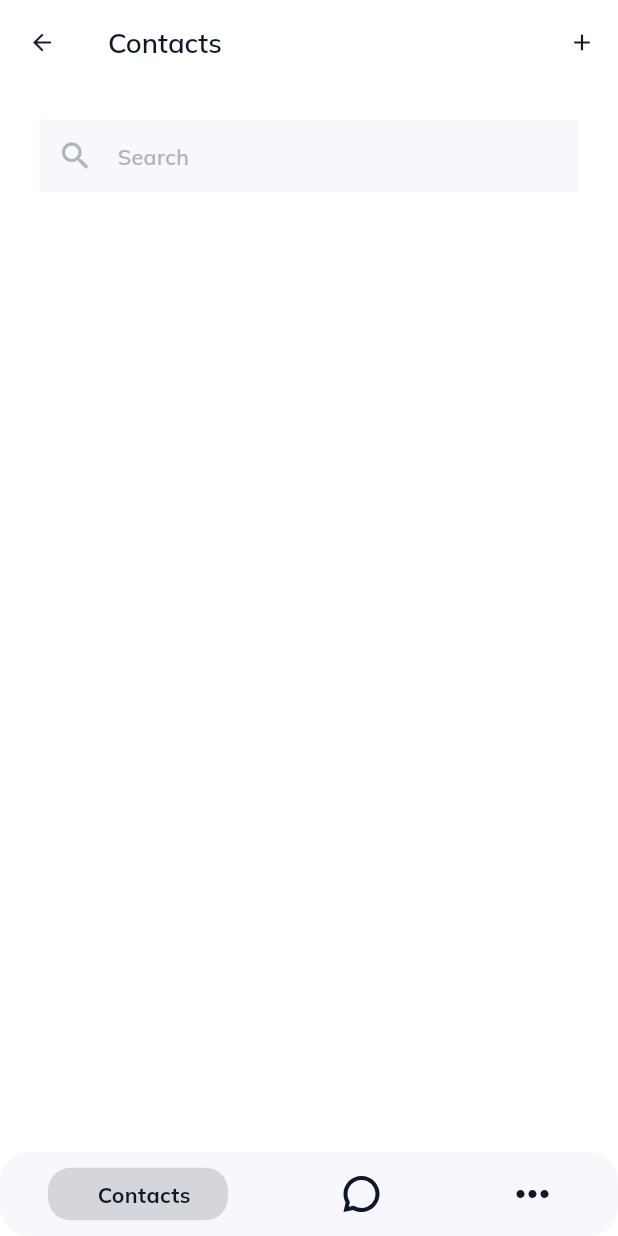
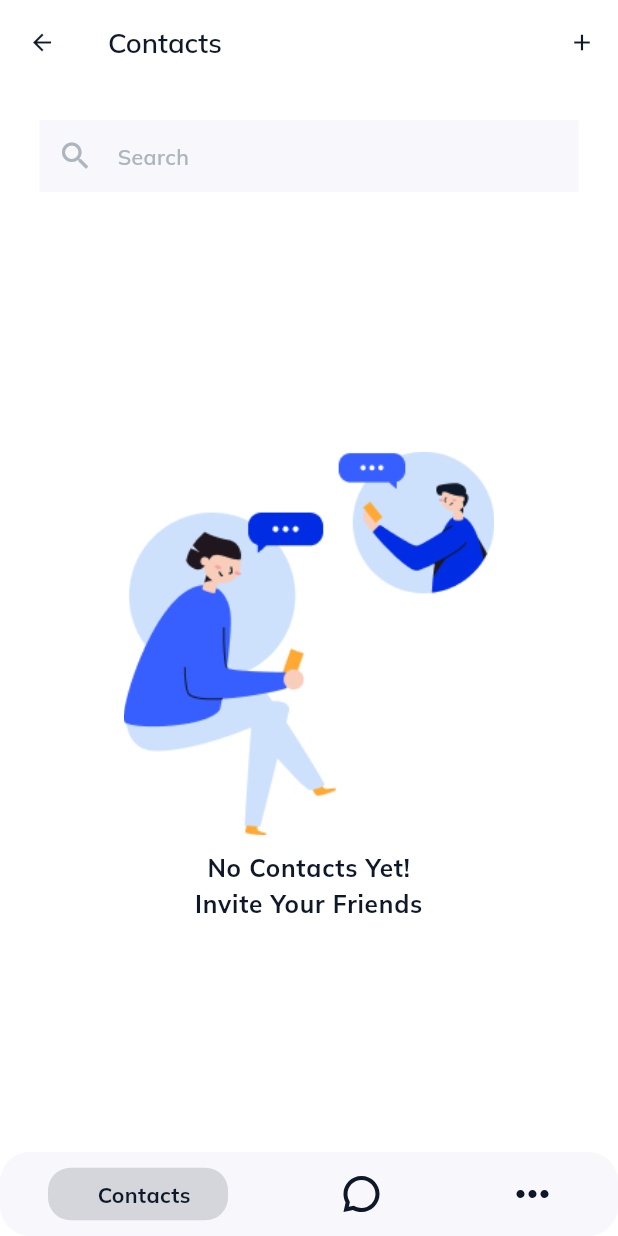
Before and after one commit to Souhaibbek/Chateo, a Flutter app: the HomePage screen opened by its route, on a phone screen of 412 x 824 dp. Run offline on Flutter 3.47's test engine with Material 2 defaults, Android fonts, the phone set to English and light mode, and no system bars; drawn by our look-alikes of persistent_bottom_nav_bar; our stand-ins replace cloud_firestore, device_preview, email_validator, firebase_auth, firebase_core, firebase_storage and 7 more; accounts and stored records are empty.

Commit message:
add_contacts_list

```diff
--- a/lib/bindings/register_binding.dart
+++ b/lib/bindings/register_binding.dart
@@ -1,4 +1,4 @@
-import 'package:chateo/screens/auth/register/register_controller.dart';
+import 'package:chateo/screens/auth/register/reg_controller.dart';
 import 'package:get/get.dart';
 
 class RegisterBinding implements Bindings {
--- /dev/null
+++ b/lib/models/user_models.dart
@@ -0,0 +1,40 @@
+class UserModel {
+  late String firstName;
+  late String lastName;
+  late String email;
+  late String phone;
+  late String id;
+  // late bool isVerify;
+  late String image;
+
+  UserModel({
+    required this.firstName,
+    required this.email,
+    required this.phone,
+    required this.id,
+    required this.image,
+    required this.lastName,
+    // required this.isVerify,
+  });
+
+  UserModel.fromJson(Map<String, dynamic> json) {
+    id = json['id'];
+    firstName = json['firstName'];
+    lastName = json['lastName'];
+    image = json['image'];
+    email = json['email'];
+    phone = json['phone'];
+    // isVerify = json['isverify'];
+  }
+  Map<String, dynamic> toJson() {
+    return {
+      'id': id,
+      'firstName': firstName,
+      'email': email,
+      'phone': phone,
+      'image': image,
+      'lastName': lastName,
+      // 'isverify': isVerify,
+    };
+  }
+}
--- a/lib/screens/auth/register/otp_verif_page.dart
+++ b/lib/screens/auth/register/otp_verif_page.dart
@@ -1,4 +1,4 @@
-import 'package:chateo/screens/auth/register/register_controller.dart';
+import 'package:chateo/screens/auth/register/reg_controller.dart';
 import 'package:chateo/styles/colors.dart';
 import 'package:chateo/widgets/global_appbar.dart';
 import 'package:flutter/material.dart';
--- a/lib/screens/home/contacts_view.dart
+++ b/lib/screens/home/contacts_view.dart
@@ -1,5 +1,7 @@
 import 'package:chateo/screens/home/home_controller.dart';
+import 'package:chateo/utils/assets.dart';
 import 'package:chateo/utils/text_field.dart';
+import 'package:chateo/widgets/contacts_item_widget.dart';
 import 'package:chateo/widgets/global_appbar.dart';
 import 'package:flutter/material.dart';
 import 'package:flutter_screenutil/flutter_screenutil.dart';
@@ -35,7 +37,39 @@ class ContactsView extends StatelessWidget {
                 Icons.search,
               ),
             ),
-          )
+          ),
+          Expanded(
+            child: Obx(
+              () => controller.loadingUsersList.isTrue
+                  ? const Center(child: CircularProgressIndicator())
+                  : (controller.users.isNotEmpty)
+                      ? ListView.builder(
+                          itemCount: controller.users.length,
+                          itemBuilder: (context, index) => ContactsItemWidget(
+                            userModel: controller.users[index],
+                          ),
+                        )
+                      : Center(
+                          child: Column(
+                            mainAxisAlignment: MainAxisAlignment.center,
+                            children: [
+                              Image.asset(
+                                Assets.background,
+                                width: MediaQuery.of(context).size.width * 0.6,
+                              ),
+                              const SizedBox(
+                                height: 10,
+                              ),
+                              Text(
+                                'No Contacts Yet!\nInvite Your Friends',
+                                textAlign: TextAlign.center,
+                                style: Theme.of(context).textTheme.bodyLarge,
+                              ),
+                            ],
+                          ),
+                        ),
+            ),
+          ),
         ],
       ),
     );
--- a/lib/screens/home/home_page.dart
+++ b/lib/screens/home/home_page.dart
@@ -9,6 +9,12 @@ class HomePage extends GetView<HomeController> {
   @override
   Widget build(BuildContext context) {
     Get.put(HomeController());
+    return GetBuilder(
+      init: HomeController(),
+      initState: (state) {
+        controller.getUsers();
+      },
+      builder: (controller) {
         return Scaffold(
           extendBody: true,
           body: PersistentTabView(
@@ -43,9 +49,11 @@ class HomePage extends GetView<HomeController> {
               curve: Curves.linearToEaseOut,
               duration: Duration(milliseconds: 200),
             ),
-        navBarStyle:
-            NavBarStyle.style9, // Choose the nav bar style with this property.
+            navBarStyle: NavBarStyle
+                .style9, // Choose the nav bar style with this property.
           ),
+        );
+      },
     );
   }
 }
--- a/lib/styles/themes.dart
+++ b/lib/styles/themes.dart
@@ -93,6 +93,12 @@ class Themes {
         color: AppColors.kBlackColor,
         fontFamily: 'Mulish',
       ),
+      bodyLarge: TextStyle(
+        fontSize: 16.sp,
+        fontWeight: FontWeight.w700,
+        color: AppColors.kBlackColor,
+        fontFamily: 'Mulish',
+      ),
       bodyMedium: TextStyle(
         fontSize: 14.sp,
         fontWeight: FontWeight.w600,
@@ -114,7 +120,7 @@ class Themes {
       labelLarge: TextStyle(
         fontSize: 16.sp,
         fontWeight: FontWeight.w600,
-        color: AppColors.kWhiteColor,
+        color: AppColors.kBlackColor,
         fontFamily: 'Mulish',
       ),
       headlineMedium: TextStyle(
@@ -267,6 +273,12 @@ class Themes {
         color: AppColors.kWhiteColor,
         fontFamily: 'Mulish',
       ),
+      bodyLarge: TextStyle(
+        fontSize: 16.sp,
+        fontWeight: FontWeight.w700,
+        color: AppColors.kWhitePure,
+        fontFamily: 'Mulish',
+      ),
       bodyMedium: TextStyle(
         fontSize: 14.sp,
         fontWeight: FontWeight.w600,
--- a/lib/utils/buttons.dart
+++ b/lib/utils/buttons.dart
@@ -1,3 +1,4 @@
+import 'package:chateo/styles/colors.dart';
 import 'package:flutter/material.dart';
 import 'package:flutter_screenutil/flutter_screenutil.dart';
 
@@ -39,7 +40,7 @@ class AppButtonPrimary extends StatelessWidget {
           title,
           style: style ??
               Theme.of(context).textTheme.labelLarge!.copyWith(
-                    color: titleColor,
+                    color: titleColor ?? AppColors.kWhiteColor,
                   ),
         ),
       ),
--- /dev/null
+++ b/lib/utils/capitalize_ext.dart
@@ -0,0 +1,5 @@
+extension StringExtension on String {
+  String capitalize() {
+    return "${this[0].toUpperCase()}${substring(1).toLowerCase()}";
+  }
+}
--- a/lib/utils/text_field.dart
+++ b/lib/utils/text_field.dart
@@ -30,6 +30,10 @@ class AppTextFormField extends StatelessWidget {
   Widget build(BuildContext context) {
     var style = Theme.of(context);
     return TextFormField(
+      onTapOutside: (event) {
+        FocusManager.instance.primaryFocus?.unfocus();
+      },
+      textInputAction: TextInputAction.next,
       onChanged: onChanged,
       obscureText: pass,
       enabled: enabled,
--- a/pubspec.yaml
+++ b/pubspec.yaml
@@ -29,11 +29,13 @@ environment:
 # versions available, run `flutter pub outdated`.
 dependencies:
   auto_size_text: ^3.0.0
+  cloud_firestore: ^4.9.2
   cupertino_icons: ^1.0.2
   device_preview: ^1.1.0
   email_validator: ^2.1.17
   firebase_auth: ^4.9.0
   firebase_core: ^2.15.1
+  firebase_storage: ^11.2.7
   flutter:
     sdk: flutter
   flutter_onboarding_slider: ^1.0.10
```
Also changed, not shown: lib/screens/auth/forgot/forgot_pass_controller.dart (+27 -1 lines), lib/screens/auth/forgot/forgot_pass_page.dart (+20 -14 lines), lib/screens/auth/login/login_controller.dart (+64 -1 lines), lib/screens/auth/login/login_page.dart (+18 -12 lines), lib/screens/auth/register/complete_profile_page.dart (+58 -13 lines), lib/screens/auth/register/phone_register.dart (+20 -20 lines), lib/screens/auth/register/reg_controller.dart (renamed from lib/screens/auth/register/register_controller.dart, +95 -15 lines), lib/screens/auth/register/register_page.dart (+21 -17 lines), lib/screens/home/home_controller.dart (+32 -1 lines), lib/widgets/contacts_item_widget.dart (added, +56 -0 lines), pubspec.lock, 2 other files. Lines whose indentation alone changed are shown as unchanged.
